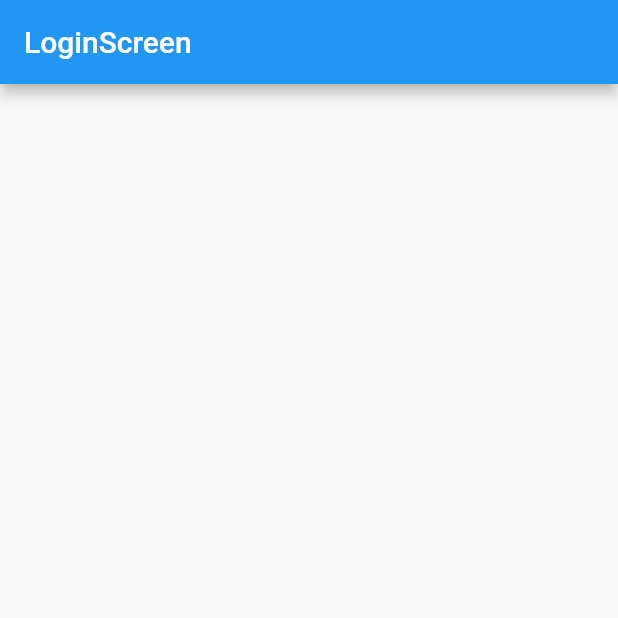
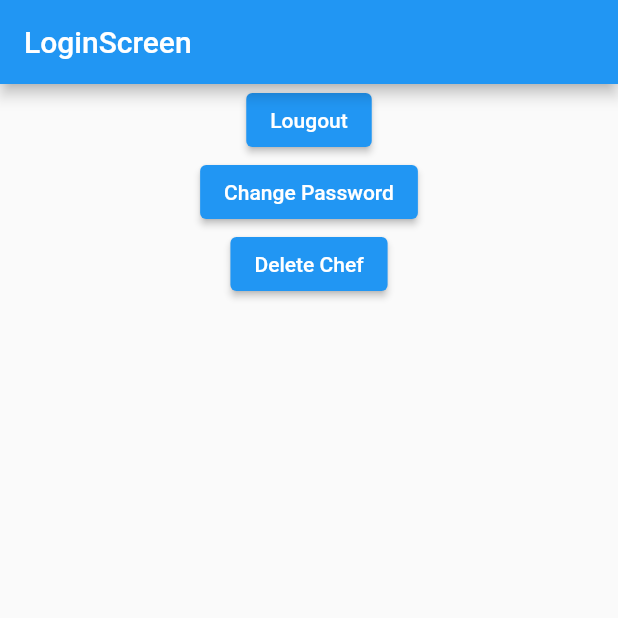
Before and after one commit to AmmarAgeeza/Up-Academy-Flutter-R2, a Flutter app: the screen it shows after launch, on a phone screen of 412 x 824 dp, the top half of it. Run offline on Flutter 3.47's test engine with Material 2 defaults, Android fonts, the phone set to English and light mode, and no system bars; our stand-ins replace bloc, dio, flutter_bloc, get_it, jwt_decoder, shared_preferences and 1 more; accounts and stored records are empty; network calls fail.

Commit message:
api session part 3

```diff
--- /dev/null
+++ b/lib/api_session_part_two/core/database/cache/cahce_helper.dart
@@ -0,0 +1,9 @@
+import 'package:shared_preferences/shared_preferences.dart';
+
+class ChacheHelper {
+  static late SharedPreferences prefs;
+
+  static Future<void> initCache() async {
+    prefs = await SharedPreferences.getInstance();
+  }
+}
--- a/lib/api_session_part_two/features/auth/presentation/cubit/auth_state.dart
+++ b/lib/api_session_part_two/features/auth/presentation/cubit/auth_state.dart
@@ -3,3 +3,12 @@
 sealed class AuthState {}
 
 final class AuthInitial extends AuthState {}
+final class LogoutLoadingState extends AuthState {}
+final class LogoutLoadedState extends AuthState {}
+final class LogoutErrorState extends AuthState {}
+final class ChangePasswordLoadingState extends AuthState {}
+final class ChangePasswordLoadedState extends AuthState {}
+final class ChangePasswordErrorState extends AuthState {}
+final class DeleteLoadingState extends AuthState {}
+final class DeleteLoadedState extends AuthState {}
+final class DeleteErrorState extends AuthState {}
--- a/lib/api_session_part_two/features/auth/presentation/screens/login_screen.dart
+++ b/lib/api_session_part_two/features/auth/presentation/screens/login_screen.dart
@@ -1,8 +1,7 @@
 import 'package:flutter/material.dart';
+import 'package:flutter_bloc/flutter_bloc.dart';
 
 import '../cubit/auth_cubit.dart';
-import 'package:flutter_bloc/flutter_bloc.dart';
-
 import '../cubit/auth_state.dart';
 
 class LoginScreen extends StatelessWidget {
@@ -19,7 +18,36 @@ class LoginScreen extends StatelessWidget {
         builder: (context, state) {
           return Scaffold(
             appBar: AppBar(title: const Text('LoginScreen')),
-            body: null,
+            body: Center(
+              child: Column(
+                children: [
+                  ElevatedButton(
+                    onPressed: () {
+                      BlocProvider.of<AuthCubit>(context).logout();
+                    },
+                    child: const Text('Lougout'),
+                  ),
+                  state is ChangePasswordLoadingState
+                      ? Text('Loading')
+                      : ElevatedButton(
+                          onPressed: () {
+                            BlocProvider.of<AuthCubit>(context)
+                                .changePassword();
+                          },
+                          child: const Text('Change Password'),
+                        ),
+                  state is DeleteLoadingState
+                      ? Text('Loading')
+                      : ElevatedButton(
+                          onPressed: () {
+                            BlocProvider.of<AuthCubit>(context)
+                                .deleteChef();
+                          },
+                          child: const Text('Delete Chef'),
+                        ),
+                ],
+              ),
+            ),
           );
         },
       ),
--- /dev/null
+++ b/lib/api_session_part_two/features/profile/cubit/profile_state.dart
@@ -0,0 +1,12 @@
+part of 'profile_cubit.dart';
+
+@immutable
+sealed class ProfileState {}
+
+final class ProfileInitial extends ProfileState {}
+final class LogoutLoadingState extends ProfileState {}
+final class LogoutLoadedState extends ProfileState {}
+final class LogoutErrorState extends ProfileState {}
+final class ChangePasswordLoadingState extends ProfileState {}
+final class ChangePasswordLoadedState extends ProfileState {}
+final class ChangePasswordErrorState extends ProfileState {}
--- a/pubspec.yaml
+++ b/pubspec.yaml
@@ -33,7 +33,9 @@ dependencies:
   flutter:
     sdk: flutter
   flutter_bloc: ^8.1.3
+  get_it: ^7.6.4
   jwt_decoder: ^2.0.1
+  shared_preferences: ^2.2.2
   sqflite: ^2.3.0
 
 dev_dependencies:
```
Also changed, not shown: lib/api_session_part_two/core/database/api/api_interceptor.dart (added, +43 -0 lines), lib/api_session_part_two/core/services/service_locator.dart (added, +26 -0 lines), lib/api_session_part_two/features/auth/presentation/cubit/auth_cubit.dart (+57 -9 lines), lib/api_session_part_two/features/profile/cubit/profile_cubit.dart (added, +60 -0 lines), lib/main.dart (+7 -3 lines), pubspec.lock, 1 other file.
